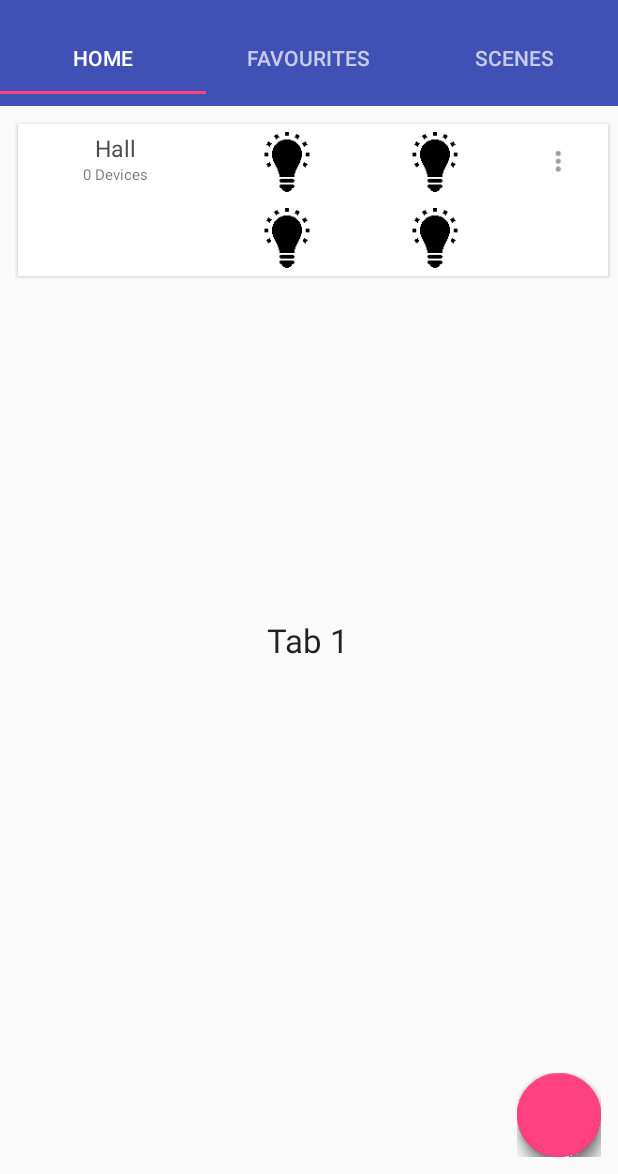
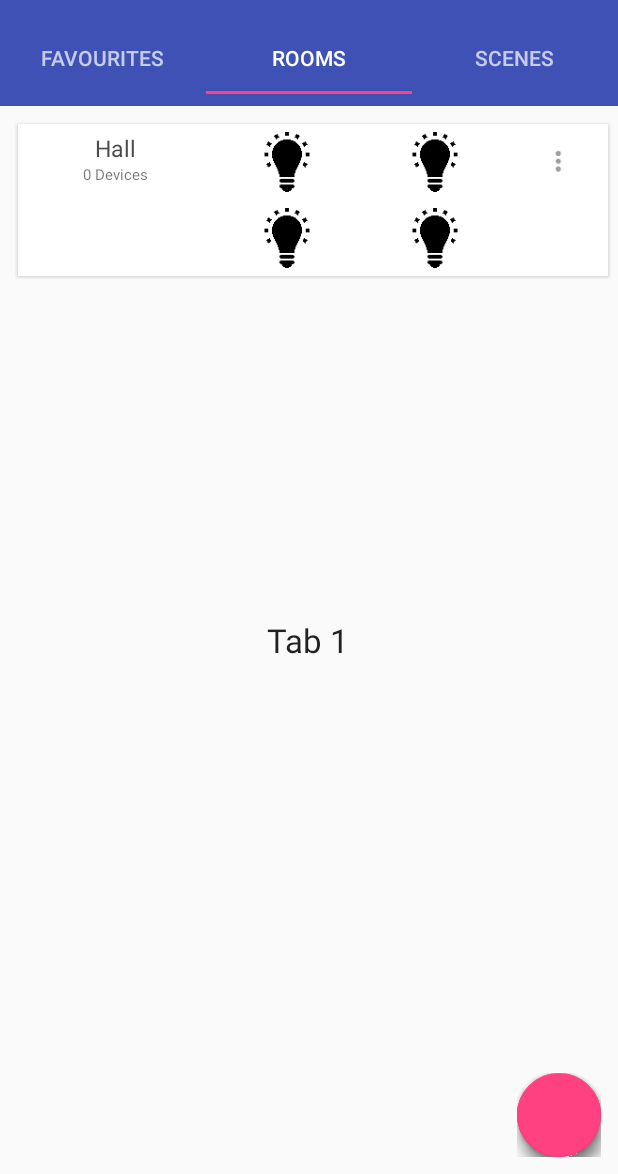
Before and after one commit to Aarth-Tandel/Android-Structure, an Android app: the screen it shows after launch (MainActivity), on a phone screen of 412 x 824 dp, the part 62-1236 px from its top. Run offline under Robolectric (Android 15) with nearby library versions, the phone set to English and light mode, and no system bars; libraries missing offline, so code that uses them is left out: com.github.clans.fab; plain views replace FloatingActionButton, FloatingActionMenu; 7 statements that could not run were skipped.

Commit message:
Tabs order Changed

```diff
--- a/Route_3/app/src/main/java/com/wozart/route_3/MainActivity.java
+++ b/Route_3/app/src/main/java/com/wozart/route_3/MainActivity.java
@@ -67,8 +67,8 @@ public class MainActivity extends AppCompatActivity
 
     private void initializeTabs() {
         TabLayout tabLayout = (TabLayout) findViewById(R.id.tab_layout);
-        tabLayout.addTab(tabLayout.newTab().setText("Home"));
         tabLayout.addTab(tabLayout.newTab().setText("Favourites"));
+        tabLayout.addTab(tabLayout.newTab().setText("Rooms"));
         tabLayout.addTab(tabLayout.newTab().setText("Scenes"));
         tabLayout.setTabGravity(TabLayout.GRAVITY_FILL);
 
@@ -77,6 +77,8 @@ public class MainActivity extends AppCompatActivity
                 (getSupportFragmentManager(), tabLayout.getTabCount());
         viewPager.setAdapter(adapter);
         viewPager.addOnPageChangeListener(new TabLayout.TabLayoutOnPageChangeListener(tabLayout));
+        viewPager.setCurrentItem(1);
+
         tabLayout.setOnTabSelectedListener(new TabLayout.OnTabSelectedListener() {
             @Override
             public void onTabSelected(TabLayout.Tab tab) {
--- a/Route_3/app/src/main/java/com/wozart/route_3/PagerAdapter.java
+++ b/Route_3/app/src/main/java/com/wozart/route_3/PagerAdapter.java
@@ -25,11 +25,11 @@ public class PagerAdapter extends FragmentStatePagerAdapter {
 
         switch (position) {
             case 0:
+                FavTab Favourites = new FavTab();
+                return Favourites;
+            case 1:
                 HomeTab Home = new HomeTab();
                 return Home;
-            case 1:
-                FavTab Favourites = new FavTab();
-                return Favourites;
             case 2:
                 SceneTab Scenes = new SceneTab();
                 return Scenes;
--- a/Route_3/app/src/main/res/layout/material_design_android_floating_action_menu.xml
+++ b/Route_3/app/src/main/res/layout/material_design_android_floating_action_menu.xml
@@ -48,21 +48,21 @@
             android:id="@+id/material_design_floating_action_menu_item1"
             android:layout_width="wrap_content"
             android:layout_height="wrap_content"
-            fab:fab_label="Menu Item 1"
+            fab:fab_label="Add Room"
             fab:fab_size="mini" />
 
         <com.github.clans.fab.FloatingActionButton
             android:id="@+id/material_design_floating_action_menu_item2"
             android:layout_width="wrap_content"
             android:layout_height="wrap_content"
-            fab:fab_label="Menu Item 2"
+            fab:fab_label="Add Scenes"
             fab:fab_size="mini" />
 
         <com.github.clans.fab.FloatingActionButton
             android:id="@+id/material_design_floating_action_menu_item3"
             android:layout_width="wrap_content"
             android:layout_height="wrap_content"
-            fab:fab_label="Menu Item 3"
+            fab:fab_label="Add Device"
             fab:fab_size="mini" />
     </com.github.clans.fab.FloatingActionMenu>
 </RelativeLayout>
```
